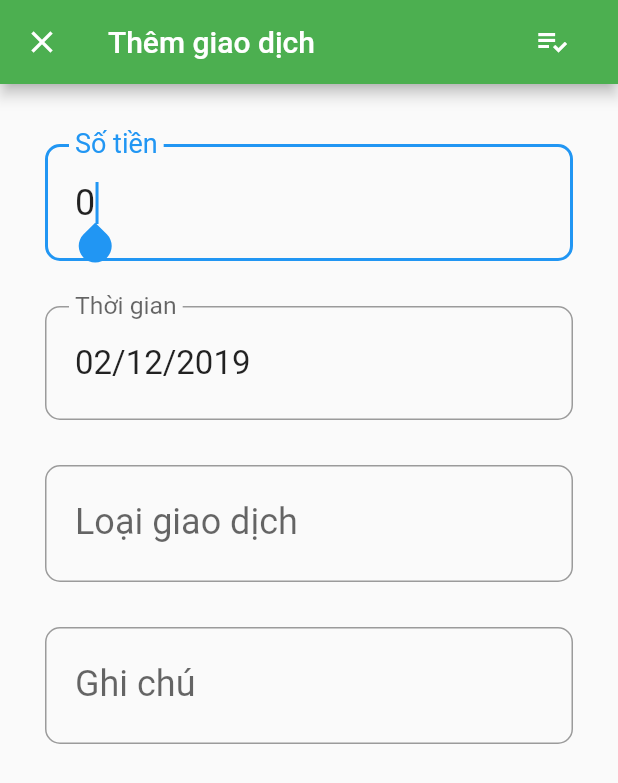
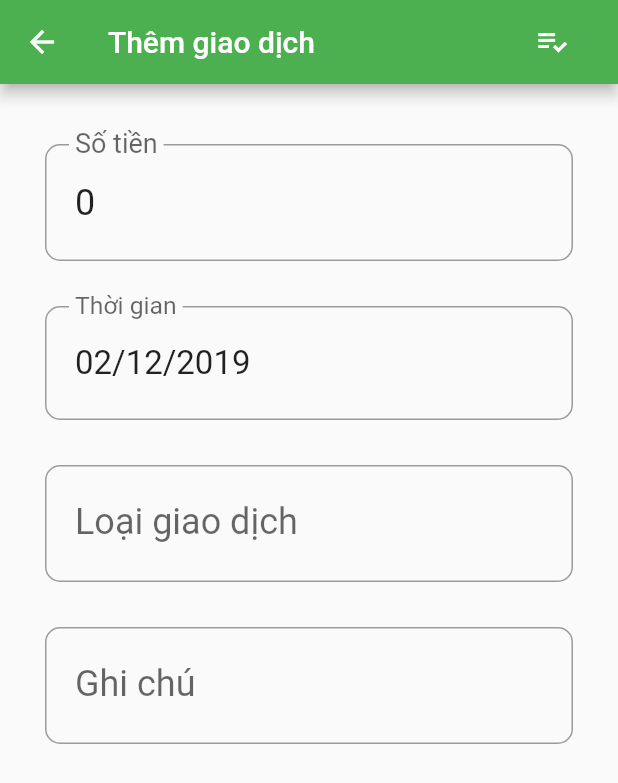
Before and after one commit to nhidh99/uitMobile, a Flutter app: the TransactionScreen screen opened directly, after a tap on the "add" icon, on a phone screen of 412 x 824 dp. Shown: the top 783 px of the screen. Run offline on Flutter 3.47's test engine with Material 2 defaults, Android fonts, the light colour scheme and no system bars; drawn by our look-alikes of datetime_picker_formfield; our stand-ins replace charts_flutter, cloud_firestore, firebase_analytics, firebase_auth, firebase_database, firebase_storage and 7 more; missing offline and left inert: async_loader, firebase_ml_vision, month_picker_strip, random_color; accounts and stored records are empty.

Commit message:
Fix bug & transaction

```diff
--- a/practice/money_grower/lib/models/transaction_model.dart
+++ b/practice/money_grower/lib/models/transaction_model.dart
@@ -14,7 +14,8 @@ class TransactionModel {
     this.name = snapshot['name'];
     this.note = snapshot['note'];
     this.price = snapshot['price'];
-    this.date = DateTime.fromMillisecondsSinceEpoch(snapshot['date'].seconds * 1000);
+    this.date =
+        DateTime.fromMillisecondsSinceEpoch(snapshot['date'].seconds * 1000);
   }
 
   toJson() {
@@ -44,8 +45,8 @@ class DebtTransactionModel extends TransactionModel {
             snapshot['name'],
             snapshot['note'],
             snapshot['price'],
-            DateTime(snapshot['date-year'], snapshot['date-month'],
-                snapshot['date-day'])) {
+            DateTime.fromMillisecondsSinceEpoch(
+                snapshot['date'].seconds * 1000)) {
     this.done = snapshot['done'];
   }
 
@@ -53,7 +54,6 @@ class DebtTransactionModel extends TransactionModel {
   toJson() {
     return {
       "date": date,
-      "date-day": date.day,
       "date-month": date.month,
       "date-year": date.year,
       "username": UserModel().username,
--- a/practice/money_grower/lib/ui/budget_screen/budget_add_popup.dart
+++ b/practice/money_grower/lib/ui/budget_screen/budget_add_popup.dart
@@ -142,7 +142,6 @@ class BudgetAddPopupState extends State<BudgetAddPopup> {
                       LengthLimitingTextInputFormatter(15),
                       WhitelistingTextInputFormatter.digitsOnly
                     ],
-                    autofocus: true,
                     controller: priceTextController,
                     onChanged: (text) => setPrice(text),
                     style: TextStyle(fontSize: 24),
--- a/practice/money_grower/lib/ui/custom_control/transaction_detail_card.dart
+++ b/practice/money_grower/lib/ui/custom_control/transaction_detail_card.dart
@@ -4,6 +4,8 @@ import 'package:money_grower/helper/format_helper.dart';
 import 'package:money_grower/helper/icon_helper.dart';
 import 'package:money_grower/models/transaction_model.dart';
 import 'package:money_grower/ui/transaction_screen/transaction_edit_popup.dart';
+
+import 'faded_transition.dart';
 
 // ignore: non_constant_identifier_names, must_be_immutable
 class TransactionDetailCard extends StatelessWidget {
@@ -18,9 +20,7 @@ class TransactionDetailCard extends StatelessWidget {
         onTap: () {
           Navigator.push(
               context,
-              MaterialPageRoute(
-                  builder: (context) => TransactionEditPopup(transaction),
-                  fullscreenDialog: true));
+              FadeRoute(page: TransactionEditPopup(transaction)));
         },
         child: Container(
             padding: EdgeInsets.fromLTRB(16, 15, 20, 10),
--- a/practice/money_grower/lib/ui/statistics_screen/statistics_chart.dart
+++ b/practice/money_grower/lib/ui/statistics_screen/statistics_chart.dart
@@ -5,9 +5,8 @@ import 'package:random_color/random_color.dart';
 
 class DonutPieChart extends StatelessWidget {
   final List transactionList;
-  final bool animate;
 
-  DonutPieChart(this.transactionList, {this.animate});
+  DonutPieChart(this.transactionList);
 
   createSeriesList() {
     final formatter = FormatHelper();
@@ -38,7 +37,7 @@ class DonutPieChart extends StatelessWidget {
       return Text('null');
     }
     return charts.PieChart(createSeriesList(),
-      animate: animate,
+      animate: false,
       defaultRenderer:
       charts.ArcRendererConfig(arcWidth: 80, arcRendererDecorators: [
         charts.ArcLabelDecorator(labelPosition: charts.ArcLabelPosition.auto)
--- a/practice/money_grower/lib/ui/transaction_screen/transaction_add_popup.dart
+++ b/practice/money_grower/lib/ui/transaction_screen/transaction_add_popup.dart
@@ -117,7 +117,6 @@ class TransactionAddPopupState extends State<TransactionAddPopup> {
                 LengthLimitingTextInputFormatter(15),
                 WhitelistingTextInputFormatter.digitsOnly
               ],
-              autofocus: true,
               controller: priceTextController,
               onChanged: (text) => setPrice(text),
               style: TextStyle(fontSize: 24),
--- a/practice/money_grower/lib/ui/transaction_screen/transaction_screen.dart
+++ b/practice/money_grower/lib/ui/transaction_screen/transaction_screen.dart
@@ -1,11 +1,13 @@
 import 'package:flutter/material.dart';
 import 'package:money_grower/blocs/transaction_bloc.dart';
 import 'package:money_grower/models/user_model.dart';
+import 'package:money_grower/ui/custom_control/faded_transition.dart';
 import 'package:money_grower/ui/transaction_screen/transaction_add_popup.dart';
 import 'package:money_grower/ui/transaction_screen/transaction_detail_board.dart';
 import 'package:money_grower/ui/transaction_screen/transaction_summary.dart';
 import 'package:money_grower/ui/transaction_screen/transacton_summary_board.dart';
 import 'package:money_grower/ui/custom_control/month_striper.dart';
+import 'package:progress_indicators/progress_indicators.dart';
 
 class TransactionScreen extends StatefulWidget {
   @override
@@ -44,8 +46,8 @@ class TransactionScreenState extends State<TransactionScreen> {
               return Column(
                 children: <Widget>[
                   MonthStriper(summary.date, true),
-                  SizedBox(height: 40),
-                  Center(child: CircularProgressIndicator())
+                  SizedBox(height: 30),
+                  JumpingDotsProgressIndicator(fontSize: 20)
                 ],
               );
             case ConnectionState.done:
@@ -65,10 +67,7 @@ class TransactionScreenState extends State<TransactionScreen> {
                       child: Icon(Icons.add),
                       onPressed: () {
                         Navigator.push(
-                            context,
-                            MaterialPageRoute(
-                                builder: (context) => TransactionAddPopup(),
-                                fullscreenDialog: true));
+                            context, FadeRoute(page: TransactionAddPopup()));
                       },
                     ),
                     floatingActionButtonLocation:
--- a/practice/money_grower/pubspec.yaml
+++ b/practice/money_grower/pubspec.yaml
@@ -40,6 +40,7 @@ dev_dependencies:
   charts_flutter: ^0.8.1
   random_color: ^1.0.3
   percent_indicator: ^2.1.1+1
+  progress_indicators: ^0.1.4
 
 # For information on the generic Dart part of this file, see the
 # following page: https://dart.dev/tools/pub/pubspec
```
Also changed, not shown: practice/money_grower/lib/ui/budget_screen/budget_screen.dart (+4 -7 lines), practice/money_grower/lib/ui/custom_control/faded_transition.dart (added, +25 -0 lines), practice/money_grower/lib/ui/debt_screen/debt_edit_popup.dart (+16 -10 lines), practice/money_grower/lib/ui/debt_screen/debt_screen.dart (+4 -7 lines), practice/money_grower/lib/ui/statistics_screen/statistics_screen.dart (+4 -9 lines), practice/money_grower/pubspec.lock.
